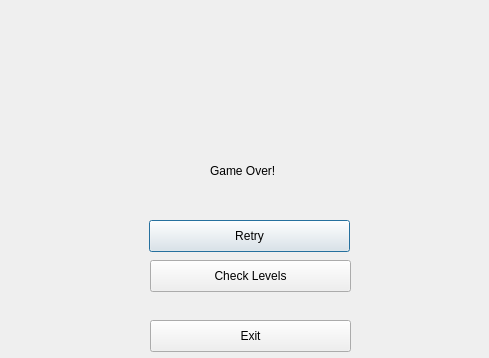
Above: FireboyWaterGirl/gameover.ui from yomnahisham/CSCE1101-03-CourseProject before the change; both pictures show x 0 to 489 and y 0 to 358 of the 916 by 644 pixel window. Below: the same form after it.
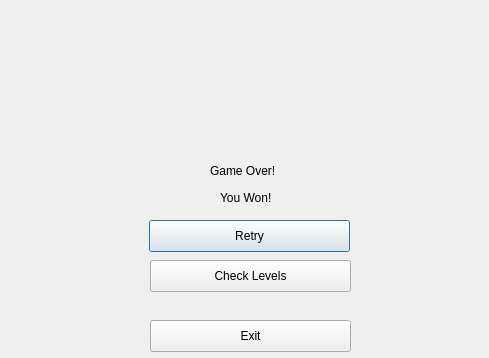
That is the form after the change.

Patch:
```diff
--- a/FireboyWaterGirl/gameover.ui
+++ b/FireboyWaterGirl/gameover.ui
@@ -65,6 +65,19 @@
     <string>Game Over!</string>
    </property>
   </widget>
+  <widget class="QLabel" name="wonLabel">
+   <property name="geometry">
+    <rect>
+     <x>220</x>
+     <y>190</y>
+     <width>58</width>
+     <height>16</height>
+    </rect>
+   </property>
+   <property name="text">
+    <string>You Won!</string>
+   </property>
+  </widget>
  </widget>
  <resources/>
  <connections/>
```
